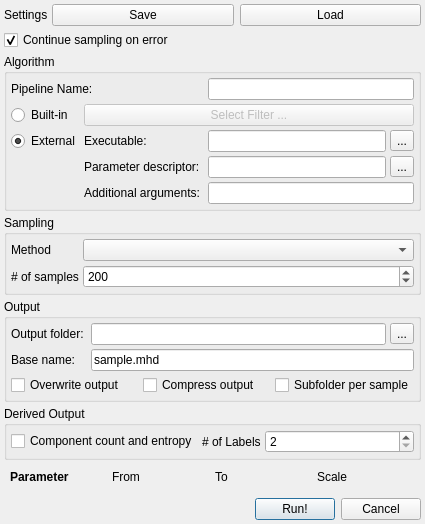
First picture: the form in modules/MetaFilters/samplingSettings.ui, repository 3dct/open_iA, before the edit.
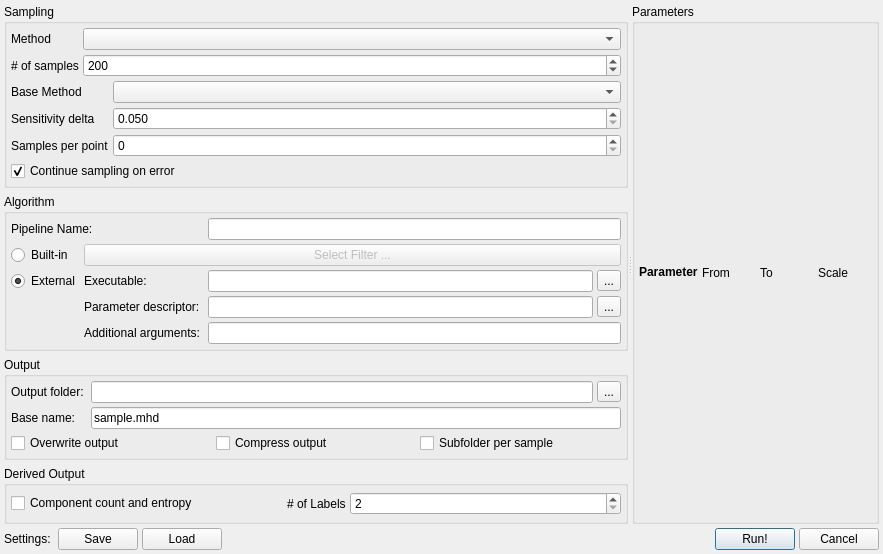
Second picture: the form after the edit.

Commit message: MetaFilters: Improve sampling dialog layout, add GUI elements for global sensitivity sampling

The edit to the form file:
```diff
--- a/modules/MetaFilters/samplingSettings.ui
+++ b/modules/MetaFilters/samplingSettings.ui
@@ -6,48 +6,17 @@
    <rect>
     <x>0</x>
     <y>0</y>
-    <width>425</width>
-    <height>524</height>
+    <width>883</width>
+    <height>554</height>
    </rect>
   </property>
   <property name="windowTitle">
    <string>Sampling Settings</string>
   </property>
-  <layout class="QGridLayout" name="gridLayout">
-   <property name="leftMargin">
-    <number>4</number>
-   </property>
-   <property name="topMargin">
-    <number>4</number>
-   </property>
-   <property name="rightMargin">
-    <number>4</number>
-   </property>
-   <property name="bottomMargin">
-    <number>4</number>
-   </property>
+  <layout class="QVBoxLayout" name="samplingSettingsLayout">
    <property name="spacing">
     <number>4</number>
    </property>
-   <item row="1" column="0">
-    <widget class="QLabel" name="lbSettings">
-     <property name="sizePolicy">
-      <sizepolicy hsizetype="Fixed" vsizetype="Preferred">
-       <horstretch>0</horstretch>
-       <verstretch>0</verstretch>
-      </sizepolicy>
-     </property>
-     <property name="text">
-      <string>Settings</string>
-     </property>
-    </widget>
-   </item>
-   <item row="9" column="0" colspan="4">
-    <widget class="QGroupBox" name="gbOutput">
-     <property name="title">
-      <string>Output</string>
-     </property>
-     <layout class="QGridLayout" name="gridLayout_3">
       <property name="leftMargin">
        <number>4</number>
       </property>
@@ -60,102 +29,12 @@
       <property name="bottomMargin">
        <number>4</number>
       </property>
+   <item>
+    <widget class="QWidget" name="mainSamplingSettingsWidget" native="true">
+     <layout class="QHBoxLayout" name="mainSamplingSettingsLayout">
       <property name="spacing">
-       <number>4</number>
-      </property>
-      <item row="0" column="0">
-       <widget class="QLabel" name="lbOutFolder">
-        <property name="text">
-         <string>Output folder: </string>
-        </property>
-       </widget>
-      </item>
-      <item row="0" column="1">
-       <widget class="QLineEdit" name="leOutputFolder">
-        <property name="toolTip">
-         <string>The directory under which output files are stored</string>
-        </property>
-        <property name="text">
-         <string/>
-        </property>
-       </widget>
-      </item>
-      <item row="0" column="2">
-       <widget class="QToolButton" name="pbChooseOutputFolder">
-        <property name="text">
-         <string>...</string>
-        </property>
-       </widget>
-      </item>
-      <item row="3" column="1" colspan="2">
-       <widget class="QLineEdit" name="leBaseName">
-        <property name="toolTip">
-         <string>Base name for all output files</string>
-        </property>
-        <property name="text">
-         <string>sample.mhd</string>
-        </property>
-       </widget>
-      </item>
-      <item row="3" column="0">
-       <widget class="QLabel" name="lbOutBaseName">
-        <property name="text">
-         <string>Base name: </string>
-        </property>
-       </widget>
-      </item>
-      <item row="4" column="0" colspan="3">
-       <layout class="QHBoxLayout" name="horizontalLayout_3">
-        <property name="spacing">
-         <number>4</number>
-        </property>
-        <property name="leftMargin">
          <number>0</number>
         </property>
-        <property name="topMargin">
-         <number>0</number>
-        </property>
-        <item>
-         <widget class="QCheckBox" name="cbOverwriteOutput">
-          <property name="toolTip">
-           <string>If checked, overwrites any output files which might exist. If unchecked, any output file already existing will cause an error, and will cause the corresponding sample not to be computed; if 'Continue sampling on error' is unchecked, the whole sampling will be aborted</string>
-          </property>
-          <property name="text">
-           <string>Overwrite output</string>
-          </property>
-         </widget>
-        </item>
-        <item>
-         <widget class="QCheckBox" name="cbCompressOutput">
-          <property name="toolTip">
-           <string>If activated, all images produced by the filter will be written to .mhd+.zraw (instead of .mhd+raw if compression is disabled)</string>
-          </property>
-          <property name="text">
-           <string>Compress output</string>
-          </property>
-         </widget>
-        </item>
-        <item>
-         <widget class="QCheckBox" name="cbSeparateFolder">
-          <property name="toolTip">
-           <string>If activated, a separate subfolder is created per sample</string>
-          </property>
-          <property name="text">
-           <string>Subfolder per sample</string>
-          </property>
-         </widget>
-        </item>
-       </layout>
-      </item>
-     </layout>
-    </widget>
-   </item>
-   <item row="34" column="0" colspan="4">
-    <widget class="QWidget" name="wdButtonBar" native="true">
-     <layout class="QHBoxLayout" name="horizontalLayout">
-      <property name="spacing">
-       <number>6</number>
-      </property>
       <property name="leftMargin">
        <number>0</number>
       </property>
@@ -169,111 +48,19 @@
        <number>0</number>
       </property>
       <item>
-       <spacer name="horizontalSpacer">
+       <widget class="QSplitter" name="mainSplitter">
         <property name="orientation">
          <enum>Qt::Horizontal</enum>
         </property>
-        <property name="sizeHint" stdset="0">
-         <size>
-          <width>40</width>
-          <height>20</height>
-         </size>
+        <property name="handleWidth">
+         <number>4</number>
         </property>
-       </spacer>
-      </item>
-      <item>
-       <widget class="QPushButton" name="pbRun">
-        <property name="toolTip">
-         <string>Start the sampling procedure</string>
+        <property name="childrenCollapsible">
+         <bool>false</bool>
         </property>
-        <property name="text">
-         <string>Run!</string>
-        </property>
-        <property name="default">
-         <bool>true</bool>
-        </property>
-       </widget>
-      </item>
-      <item>
-       <widget class="QPushButton" name="pbCancel">
-        <property name="toolTip">
-         <string>Cancel (no sampling is performed)</string>
-        </property>
-        <property name="text">
-         <string>Cancel</string>
-        </property>
-       </widget>
-      </item>
-     </layout>
-    </widget>
-   </item>
-   <item row="24" column="0" colspan="4">
-    <layout class="QGridLayout" name="parameterLayout">
+        <widget class="QWidget" name="samplingSettingsWithoutParametersWidget" native="true">
+         <layout class="QVBoxLayout" name="verticalLayout">
      <property name="leftMargin">
-      <number>6</number>
-     </property>
-     <property name="topMargin">
-      <number>6</number>
-     </property>
-     <property name="rightMargin">
-      <number>6</number>
-     </property>
-     <property name="bottomMargin">
-      <number>6</number>
-     </property>
-     <item row="0" column="2">
-      <widget class="QLabel" name="lbParameterTo">
-       <property name="text">
-        <string>To</string>
-       </property>
-      </widget>
-     </item>
-     <item row="0" column="1">
-      <widget class="QLabel" name="lbParameterFrom">
-       <property name="text">
-        <string>From</string>
-       </property>
-      </widget>
-     </item>
-     <item row="0" column="0">
-      <widget class="QLabel" name="lbParameterName">
-       <property name="text">
-        <string>&lt;html&gt;&lt;head/&gt;&lt;body&gt;&lt;p&gt;&lt;span style=&quot; font-weight:600;&quot;&gt;Parameter&lt;/span&gt;&lt;/p&gt;&lt;/body&gt;&lt;/html&gt;</string>
-       </property>
-       <property name="textFormat">
-        <enum>Qt::RichText</enum>
-       </property>
-      </widget>
-     </item>
-     <item row="0" column="3">
-      <widget class="QLabel" name="lbParameterScale">
-       <property name="text">
-        <string>Scale</string>
-       </property>
-      </widget>
-     </item>
-    </layout>
-   </item>
-   <item row="27" column="2">
-    <spacer name="verticalSpacer">
-     <property name="orientation">
-      <enum>Qt::Vertical</enum>
-     </property>
-     <property name="sizeHint" stdset="0">
-      <size>
-       <width>20</width>
-       <height>40</height>
-      </size>
-     </property>
-    </spacer>
-   </item>
-   <item row="1" column="1" colspan="3">
-    <widget class="QWidget" name="widget" native="true">
-     <layout class="QHBoxLayout" name="horizontalLayout_2">
-      <property name="spacing">
-       <number>6</number>
-      </property>
-      <property name="leftMargin">
        <number>0</number>
       </property>
       <property name="topMargin">
@@ -286,34 +73,11 @@
        <number>0</number>
       </property>
       <item>
-       <widget class="QPushButton" name="pbSaveSettings">
-        <property name="toolTip">
-         <string>Save the current settings in this dialog to a file for later use</string>
-        </property>
-        <property name="text">
-         <string>Save</string>
-        </property>
-       </widget>
-      </item>
-      <item>
-       <widget class="QPushButton" name="pbLoadSettings">
-        <property name="toolTip">
-         <string>Load settings in this dialog from a file stored via the 'Save' button to the left</string>
-        </property>
-        <property name="text">
-         <string>Load</string>
-        </property>
-       </widget>
-      </item>
-     </layout>
-    </widget>
-   </item>
-   <item row="10" column="0" colspan="4">
-    <widget class="QGroupBox" name="gbDerivedOutput">
+           <widget class="QGroupBox" name="gbSampling">
      <property name="title">
-      <string>Derived Output</string>
-     </property>
-     <layout class="QGridLayout" name="gridLayout_4">
+             <string>Sampling</string>
+            </property>
+            <layout class="QGridLayout" name="samplingMethodLayout" columnstretch="1,0">
       <property name="leftMargin">
        <number>4</number>
       </property>
@@ -329,46 +93,198 @@
       <property name="spacing">
        <number>4</number>
       </property>
+             <item row="1" column="1">
+              <widget class="QSpinBox" name="sbNumberOfSamples">
+               <property name="sizePolicy">
+                <sizepolicy hsizetype="Expanding" vsizetype="Fixed">
+                 <horstretch>0</horstretch>
+                 <verstretch>0</verstretch>
+                </sizepolicy>
+               </property>
+               <property name="toolTip">
+                <string>The overall number of samples</string>
+               </property>
+               <property name="maximum">
+                <number>999999999</number>
+               </property>
+               <property name="singleStep">
+                <number>10</number>
+               </property>
+               <property name="value">
+                <number>200</number>
+               </property>
+              </widget>
+             </item>
       <item row="0" column="1">
-       <widget class="QLabel" name="lbNumberOfLabels">
+              <widget class="QComboBox" name="cbSamplingMethod">
         <property name="sizePolicy">
+                <sizepolicy hsizetype="Expanding" vsizetype="Fixed">
+                 <horstretch>0</horstretch>
+                 <verstretch>0</verstretch>
+                </sizepolicy>
+               </property>
+               <property name="toolTip">
+                <string>The method used for generating the parameter sets from the ranges below</string>
+               </property>
+               <property name="currentText">
+                <string/>
+               </property>
+               <property name="currentIndex">
+                <number>-1</number>
+               </property>
+              </widget>
+             </item>
+             <item row="2" column="0" colspan="2">
+              <widget class="QWidget" name="globalSensitivitySettingsWidget" native="true">
+               <property name="enabled">
+                <bool>true</bool>
+               </property>
+               <layout class="QGridLayout" name="gobalSensitivityLayout">
+                <property name="leftMargin">
+                 <number>0</number>
+                </property>
+                <property name="topMargin">
+                 <number>0</number>
+                </property>
+                <property name="rightMargin">
+                 <number>0</number>
+                </property>
+                <property name="bottomMargin">
+                 <number>0</number>
+                </property>
+                <property name="spacing">
+                 <number>4</number>
+                </property>
+                <item row="0" column="1">
+                 <widget class="QComboBox" name="cbBaseSamplingMethod">
+                  <property name="sizePolicy">
+                   <sizepolicy hsizetype="Expanding" vsizetype="Fixed">
+                    <horstretch>0</horstretch>
+                    <verstretch>0</verstretch>
+                   </sizepolicy>
+                  </property>
+                  <property name="toolTip">
+                   <string>The method used for generating the parameter sets from the ranges below</string>
+                  </property>
+                  <property name="currentText">
+                   <string/>
+                  </property>
+                  <property name="currentIndex">
+                   <number>-1</number>
+                  </property>
+                 </widget>
+                </item>
+                <item row="1" column="0">
+                 <widget class="QLabel" name="lbStarDelta">
+                  <property name="sizePolicy">
          <sizepolicy hsizetype="Fixed" vsizetype="Preferred">
           <horstretch>0</horstretch>
           <verstretch>0</verstretch>
          </sizepolicy>
         </property>
         <property name="text">
-         <string># of Labels</string>
+                   <string>Sensitivity delta</string>
         </property>
        </widget>
       </item>
-      <item row="0" column="0">
-       <widget class="QCheckBox" name="cbCalcChar">
-        <property name="toolTip">
-         <string>In case your sampling produces a segmented image, and you want to compute the number of components that were segmented as well as an entropy image, then check this box</string>
+                <item row="2" column="0">
+                 <widget class="QLabel" name="lbSamplesPerPoint">
+                  <property name="sizePolicy">
+                   <sizepolicy hsizetype="Fixed" vsizetype="Preferred">
+                    <horstretch>0</horstretch>
+                    <verstretch>0</verstretch>
+                   </sizepolicy>
         </property>
         <property name="text">
-         <string>Component count and entropy</string>
+                   <string>Samples per point</string>
         </property>
        </widget>
       </item>
-      <item row="0" column="2">
-       <widget class="QSpinBox" name="sbLabelCount">
-        <property name="toolTip">
-         <string>Only relevant if the output is a segmentated image and the derived output is computed; then this needs to represent the number of labels present in the output</string>
+                <item row="1" column="1">
+                 <widget class="QDoubleSpinBox" name="sbSensitivityDelta">
+                  <property name="decimals">
+                   <number>3</number>
         </property>
         <property name="minimum">
-         <number>2</number>
+                   <double>0.050000000000000</double>
         </property>
         <property name="maximum">
-         <number>99999999</number>
-        </property>
-       </widget>
-      </item>
+                   <double>1.000000000000000</double>
+                  </property>
+                  <property name="singleStep">
+                   <double>0.010000000000000</double>
+                  </property>
+                 </widget>
+                </item>
+                <item row="2" column="1">
+                 <widget class="QSpinBox" name="sbSamplesPerPoint">
+                  <property name="minimum">
+                   <number>0</number>
+                  </property>
+                  <property name="maximum">
+                   <number>999</number>
+                  </property>
+                 </widget>
+                </item>
+                <item row="0" column="0">
+                 <widget class="QLabel" name="lbBaseSamplingMethod">
+                  <property name="sizePolicy">
+                   <sizepolicy hsizetype="Fixed" vsizetype="Preferred">
+                    <horstretch>0</horstretch>
+                    <verstretch>0</verstretch>
+                   </sizepolicy>
+                  </property>
+                  <property name="text">
+                   <string>Base Method</string>
+                  </property>
+                 </widget>
+                </item>
+                <item row="3" column="0" colspan="2">
+                 <widget class="QCheckBox" name="cbContinueOnError">
+                  <property name="toolTip">
+                   <string>If checked, sampling will continue in the case that an error occurs while producing a single sample. If unchecked, the whole sampling will be aborted when an error occurs.</string>
+                  </property>
+                  <property name="text">
+                   <string>Continue sampling on error</string>
+                  </property>
+                  <property name="checked">
+                   <bool>true</bool>
+                  </property>
+                 </widget>
+                </item>
      </layout>
     </widget>
    </item>
-   <item row="7" column="0" colspan="4">
+             <item row="0" column="0">
+              <widget class="QLabel" name="lbSamplingMethod">
+               <property name="sizePolicy">
+                <sizepolicy hsizetype="Fixed" vsizetype="Preferred">
+                 <horstretch>0</horstretch>
+                 <verstretch>0</verstretch>
+                </sizepolicy>
+               </property>
+               <property name="text">
+                <string>Method</string>
+               </property>
+              </widget>
+             </item>
+             <item row="1" column="0">
+              <widget class="QLabel" name="lbNumberOfSamples">
+               <property name="sizePolicy">
+                <sizepolicy hsizetype="Fixed" vsizetype="Preferred">
+                 <horstretch>0</horstretch>
+                 <verstretch>0</verstretch>
+                </sizepolicy>
+               </property>
+               <property name="text">
+                <string># of samples</string>
+               </property>
+              </widget>
+             </item>
+            </layout>
+           </widget>
+          </item>
+          <item>
     <widget class="QGroupBox" name="gbAlgorithm">
      <property name="title">
       <string>Algorithm</string>
@@ -446,22 +362,6 @@
         </property>
        </widget>
       </item>
-      <item row="3" column="0">
-       <spacer name="horizontalSpacer_2">
-        <property name="orientation">
-         <enum>Qt::Horizontal</enum>
-        </property>
-        <property name="sizeType">
-         <enum>QSizePolicy::Preferred</enum>
-        </property>
-        <property name="sizeHint" stdset="0">
-         <size>
-          <width>40</width>
-          <height>20</height>
-         </size>
-        </property>
-       </spacer>
-      </item>
       <item row="2" column="2">
        <widget class="QLineEdit" name="leExecutable">
         <property name="toolTip">
@@ -539,15 +439,31 @@
         </property>
        </widget>
       </item>
+             <item row="3" column="0">
+              <spacer name="horizontalSpacer_2">
+               <property name="orientation">
+                <enum>Qt::Horizontal</enum>
+               </property>
+               <property name="sizeType">
+                <enum>QSizePolicy::Preferred</enum>
+               </property>
+               <property name="sizeHint" stdset="0">
+                <size>
+                 <width>40</width>
+                 <height>20</height>
+                </size>
+               </property>
+              </spacer>
+             </item>
      </layout>
     </widget>
    </item>
-   <item row="8" column="0" colspan="4">
-    <widget class="QGroupBox" name="gbSampling">
+          <item>
+           <widget class="QGroupBox" name="gbOutput">
      <property name="title">
-      <string>Sampling</string>
-     </property>
-     <layout class="QGridLayout" name="gridLayout_5" columnstretch="1,2">
+             <string>Output</string>
+            </property>
+            <layout class="QGridLayout" name="outputLayout">
       <property name="leftMargin">
        <number>4</number>
       </property>
@@ -564,39 +480,115 @@
        <number>4</number>
       </property>
       <item row="0" column="0">
-       <widget class="QLabel" name="lbSamplingMethod">
-        <property name="sizePolicy">
-         <sizepolicy hsizetype="Fixed" vsizetype="Preferred">
-          <horstretch>0</horstretch>
-          <verstretch>0</verstretch>
-         </sizepolicy>
-        </property>
+              <widget class="QLabel" name="lbOutFolder">
+               <property name="text">
+                <string>Output folder: </string>
+               </property>
+              </widget>
+             </item>
+             <item row="3" column="0">
+              <widget class="QLabel" name="lbOutBaseName">
         <property name="text">
-         <string>Method</string>
+                <string>Base name: </string>
+               </property>
+              </widget>
+             </item>
+             <item row="4" column="0" colspan="3">
+              <layout class="QHBoxLayout" name="horizontalLayout_3">
+               <property name="spacing">
+                <number>4</number>
+               </property>
+               <property name="leftMargin">
+                <number>0</number>
+               </property>
+               <property name="topMargin">
+                <number>0</number>
+               </property>
+               <item>
+                <widget class="QCheckBox" name="cbOverwriteOutput">
+                 <property name="toolTip">
+                  <string>If checked, overwrites any output files which might exist. If unchecked, any output file already existing will cause an error, and will cause the corresponding sample not to be computed; if 'Continue sampling on error' is unchecked, the whole sampling will be aborted</string>
+                 </property>
+                 <property name="text">
+                  <string>Overwrite output</string>
+                 </property>
+                </widget>
+               </item>
+               <item>
+                <widget class="QCheckBox" name="cbCompressOutput">
+                 <property name="toolTip">
+                  <string>If activated, all images produced by the filter will be written to .mhd+.zraw (instead of .mhd+raw if compression is disabled)</string>
+                 </property>
+                 <property name="text">
+                  <string>Compress output</string>
+                 </property>
+                </widget>
+               </item>
+               <item>
+                <widget class="QCheckBox" name="cbSeparateFolder">
+                 <property name="toolTip">
+                  <string>If activated, a separate subfolder is created per sample</string>
+                 </property>
+                 <property name="text">
+                  <string>Subfolder per sample</string>
+                 </property>
+                </widget>
+               </item>
+              </layout>
+             </item>
+             <item row="3" column="1" colspan="2">
+              <widget class="QLineEdit" name="leBaseName">
+               <property name="toolTip">
+                <string>Base name for all output files</string>
+               </property>
+               <property name="text">
+                <string>sample.mhd</string>
+               </property>
+              </widget>
+             </item>
+             <item row="0" column="2">
+              <widget class="QToolButton" name="pbChooseOutputFolder">
+               <property name="text">
+                <string>...</string>
         </property>
        </widget>
       </item>
       <item row="0" column="1">
-       <widget class="QComboBox" name="cbSamplingMethod">
-        <property name="sizePolicy">
-         <sizepolicy hsizetype="Expanding" vsizetype="Fixed">
-          <horstretch>0</horstretch>
-          <verstretch>0</verstretch>
-         </sizepolicy>
-        </property>
+              <widget class="QLineEdit" name="leOutputFolder">
         <property name="toolTip">
-         <string>The method used for generating the parameter sets from the ranges below</string>
-        </property>
-        <property name="currentText">
+                <string>The directory under which output files are stored</string>
+               </property>
+               <property name="text">
          <string/>
         </property>
-        <property name="currentIndex">
-         <number>-1</number>
-        </property>
-       </widget>
-      </item>
-      <item row="1" column="0">
-       <widget class="QLabel" name="lbNumberOfSamples">
+              </widget>
+             </item>
+            </layout>
+           </widget>
+          </item>
+          <item>
+           <widget class="QGroupBox" name="gbDerivedOutput">
+            <property name="title">
+             <string>Derived Output</string>
+            </property>
+            <layout class="QGridLayout" name="derivedOutputLayout">
+             <property name="leftMargin">
+              <number>4</number>
+             </property>
+             <property name="topMargin">
+              <number>4</number>
+             </property>
+             <property name="rightMargin">
+              <number>4</number>
+             </property>
+             <property name="bottomMargin">
+              <number>4</number>
+             </property>
+             <property name="spacing">
+              <number>4</number>
+             </property>
+             <item row="0" column="1">
+              <widget class="QLabel" name="lbNumberOfLabels">
         <property name="sizePolicy">
          <sizepolicy hsizetype="Fixed" vsizetype="Preferred">
           <horstretch>0</horstretch>
@@ -604,46 +596,190 @@
          </sizepolicy>
         </property>
         <property name="text">
-         <string># of samples</string>
+                <string># of Labels</string>
         </property>
        </widget>
       </item>
-      <item row="1" column="1">
-       <widget class="QSpinBox" name="sbNumberOfSamples">
-        <property name="sizePolicy">
-         <sizepolicy hsizetype="Expanding" vsizetype="Fixed">
-          <horstretch>0</horstretch>
-          <verstretch>0</verstretch>
-         </sizepolicy>
-        </property>
+             <item row="0" column="0">
+              <widget class="QCheckBox" name="cbCalcChar">
+               <property name="toolTip">
+                <string>In case your sampling produces a segmented image, and you want to compute the number of components that were segmented as well as an entropy image, then check this box</string>
+               </property>
+               <property name="text">
+                <string>Component count and entropy</string>
+               </property>
+              </widget>
+             </item>
+             <item row="0" column="2">
+              <widget class="QSpinBox" name="sbLabelCount">
         <property name="toolTip">
-         <string>The overall number of samples</string>
+                <string>Only relevant if the output is a segmentated image and the derived output is computed; then this needs to represent the number of labels present in the output</string>
+               </property>
+               <property name="minimum">
+                <number>2</number>
         </property>
         <property name="maximum">
-         <number>999999999</number>
-        </property>
-        <property name="singleStep">
-         <number>10</number>
-        </property>
-        <property name="value">
-         <number>200</number>
-        </property>
-       </widget>
-      </item>
-     </layout>
-    </widget>
-   </item>
-   <item row="2" column="0" colspan="4">
-    <widget class="QCheckBox" name="cbContinueOnError">
+                <number>99999999</number>
+               </property>
+              </widget>
+             </item>
+            </layout>
+           </widget>
+          </item>
+         </layout>
+        </widget>
+        <widget class="QGroupBox" name="parameterGroupBox">
+         <property name="title">
+          <string>Parameters</string>
+         </property>
+         <layout class="QGridLayout" name="parameterLayout">
+          <property name="leftMargin">
+           <number>4</number>
+          </property>
+          <property name="topMargin">
+           <number>4</number>
+          </property>
+          <property name="rightMargin">
+           <number>4</number>
+          </property>
+          <property name="bottomMargin">
+           <number>4</number>
+          </property>
+          <property name="spacing">
+           <number>4</number>
+          </property>
+          <item row="0" column="0">
+           <widget class="QLabel" name="lbParameterName">
+            <property name="text">
+             <string>&lt;html&gt;&lt;head/&gt;&lt;body&gt;&lt;p&gt;&lt;span style=&quot; font-weight:600;&quot;&gt;Parameter&lt;/span&gt;&lt;/p&gt;&lt;/body&gt;&lt;/html&gt;</string>
+            </property>
+            <property name="textFormat">
+             <enum>Qt::RichText</enum>
+            </property>
+           </widget>
+          </item>
+          <item row="0" column="2">
+           <widget class="QLabel" name="lbParameterTo">
+            <property name="text">
+             <string>To</string>
+            </property>
+           </widget>
+          </item>
+          <item row="0" column="1">
+           <widget class="QLabel" name="lbParameterFrom">
+            <property name="text">
+             <string>From</string>
+            </property>
+           </widget>
+          </item>
+          <item row="0" column="3">
+           <widget class="QLabel" name="lbParameterScale">
+            <property name="text">
+             <string>Scale</string>
+            </property>
+           </widget>
+          </item>
+         </layout>
+        </widget>
+       </widget>
+      </item>
+     </layout>
+    </widget>
+   </item>
+   <item>
+    <widget class="QWidget" name="samplingButtonBar" native="true">
+     <property name="sizePolicy">
+      <sizepolicy hsizetype="Preferred" vsizetype="Fixed">
+       <horstretch>0</horstretch>
+       <verstretch>0</verstretch>
+      </sizepolicy>
+     </property>
+     <layout class="QHBoxLayout" name="layoutButtonBar">
+      <property name="spacing">
+       <number>4</number>
+      </property>
+      <property name="leftMargin">
+       <number>0</number>
+      </property>
+      <property name="topMargin">
+       <number>0</number>
+      </property>
+      <property name="rightMargin">
+       <number>0</number>
+      </property>
+      <property name="bottomMargin">
+       <number>0</number>
+      </property>
+      <item>
+       <widget class="QLabel" name="lbSettings">
+        <property name="sizePolicy">
+         <sizepolicy hsizetype="Fixed" vsizetype="Preferred">
+          <horstretch>0</horstretch>
+          <verstretch>0</verstretch>
+         </sizepolicy>
+        </property>
+        <property name="text">
+         <string>Settings: </string>
+        </property>
+       </widget>
+      </item>
+      <item>
+       <widget class="QPushButton" name="pbSaveSettings">
      <property name="toolTip">
       <string>If checked, sampling will continue in the case that an error occurs while producing a single sample. If unchecked, the whole sampling will be aborted when an error occurs.</string>
      </property>
      <property name="text">
-      <string>Continue sampling on error</string>
-     </property>
-     <property name="checked">
+         <string>Save</string>
+        </property>
+       </widget>
+      </item>
+      <item>
+       <widget class="QPushButton" name="pbLoadSettings">
+        <property name="toolTip">
+         <string>Load settings in this dialog from a file stored via the 'Save' button to the left</string>
+        </property>
+        <property name="text">
+         <string>Load</string>
+        </property>
+       </widget>
+      </item>
+      <item>
+       <spacer name="horizontalSpacer">
+        <property name="orientation">
+         <enum>Qt::Horizontal</enum>
+        </property>
+        <property name="sizeHint" stdset="0">
+         <size>
+          <width>40</width>
+          <height>20</height>
+         </size>
+        </property>
+       </spacer>
+      </item>
+      <item>
+       <widget class="QPushButton" name="pbRun">
+        <property name="toolTip">
+         <string>Start the sampling procedure</string>
+        </property>
+        <property name="text">
+         <string>Run!</string>
+        </property>
+        <property name="default">
       <bool>true</bool>
      </property>
+       </widget>
+      </item>
+      <item>
+       <widget class="QPushButton" name="pbCancel">
+        <property name="toolTip">
+         <string>Cancel (no sampling is performed)</string>
+        </property>
+        <property name="text">
+         <string>Cancel</string>
+        </property>
+       </widget>
+      </item>
+     </layout>
     </widget>
    </item>
   </layout>
```
Left out of the diff: 4 changed lines with no effect on the pictures. Lines whose indentation alone changed are shown as unchanged. The commit also changes 6 other files.
